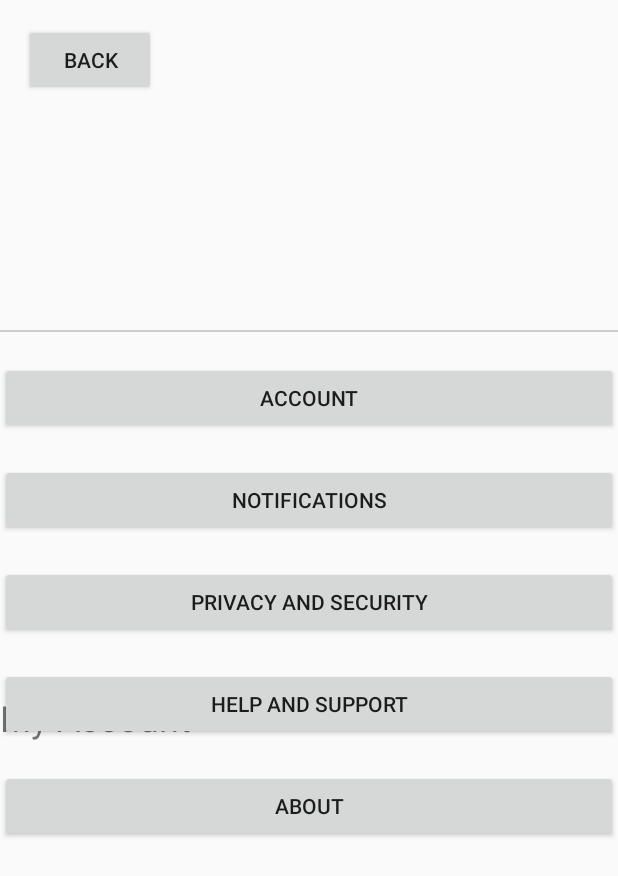
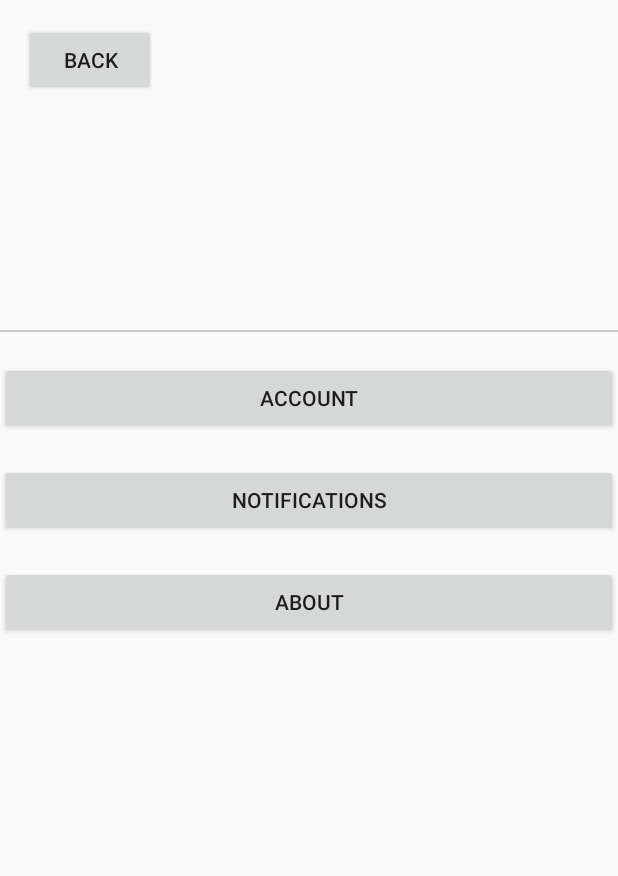
Before and after one commit to IanTDuncan/MealTime, an Android app built with Jetpack Compose: the layout my_account_activity.xml on its own in the app's theme, with its tools: preview values and no code run, on a phone screen of 412 x 824 dp. Shown: the top 876 px of the screen. Run offline under Robolectric (Android 15) with nearby library versions, the phone set to English and light mode, and no system bars.

Commit message:
Removed redundant buttons

```diff
--- a/MealTime1/app/src/main/res/layout/my_account_activity.xml
+++ b/MealTime1/app/src/main/res/layout/my_account_activity.xml
@@ -68,35 +68,11 @@
         android:layout_marginTop="20dp"/>
 
     <Button
-        android:id="@+id/buttonPrivacySecurity"
-        android:layout_width="match_parent"
-        android:layout_height="wrap_content"
-        android:text="Privacy and Security"
-        android:layout_below="@id/buttonNotifications"
-        android:layout_marginTop="20dp"/>
-
-    <Button
         android:id="@+id/buttonHelpSupport"
         android:layout_width="match_parent"
         android:layout_height="wrap_content"
-        android:text="Help and Support"
-        android:layout_below="@id/buttonPrivacySecurity"
-        android:layout_marginTop="20dp"/>
-
-    <Button
-        android:id="@+id/buttonAbout"
-        android:layout_width="match_parent"
-        android:layout_height="wrap_content"
-        android:text="About"
-        android:layout_below="@id/buttonHelpSupport"
-        android:layout_marginTop="20dp"/>
-
-    <TextView
-        android:id="@+id/textViewMyAccountTitle"
-        android:layout_width="wrap_content"
-        android:layout_height="wrap_content"
-        android:layout_marginTop="462dp"
-        android:text="My Account"
-        android:textSize="24sp" />
+        android:layout_below="@id/buttonNotifications"
+        android:layout_marginTop="20dp"
+        android:text="About" />
 
 </RelativeLayout>
--- a/MealTime1/app/src/main/res/layout/policies_about_activity.xml
+++ /dev/null
@@ -1,4 +0,0 @@
-<?xml version="1.0" encoding="utf-8"?>
-<RelativeLayout xmlns:android="http://schemas.android.com/apk/res/android"
-    android:layout_width="match_parent"
-    android:layout_height="match_parent"/>
```
